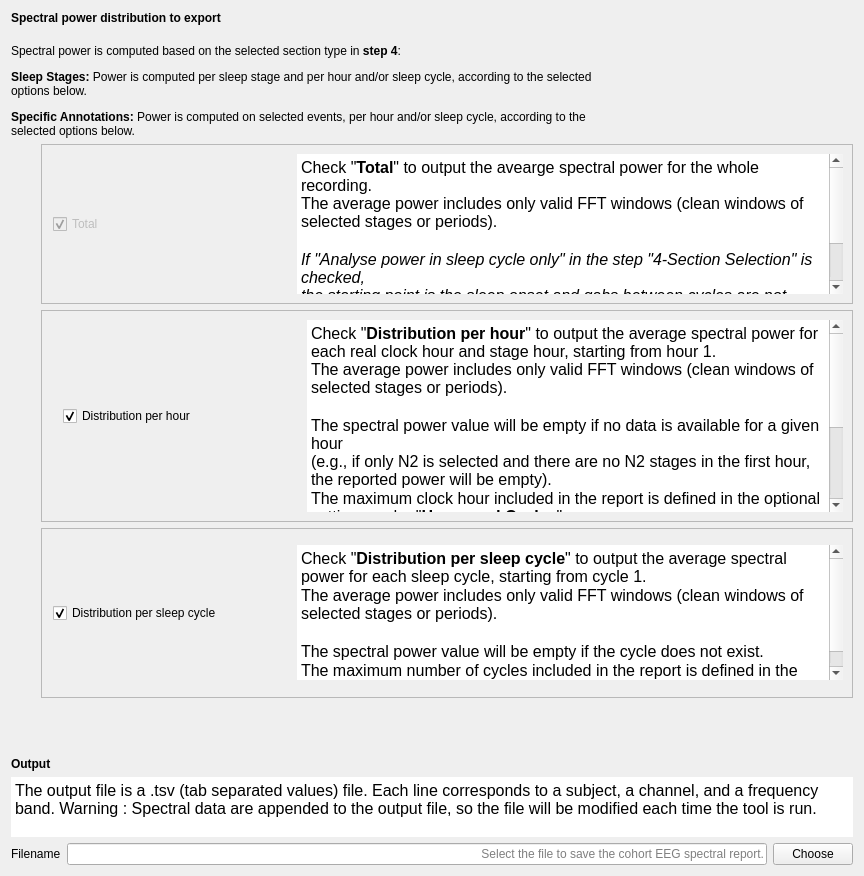
Above: tools/CEAMSTools/PowerSpectralAnalysis/Outputfiles/Ui_Outputfiles.ui from SnoozToolbox/snooz-package-ceams before the change. Below: the same form after it.
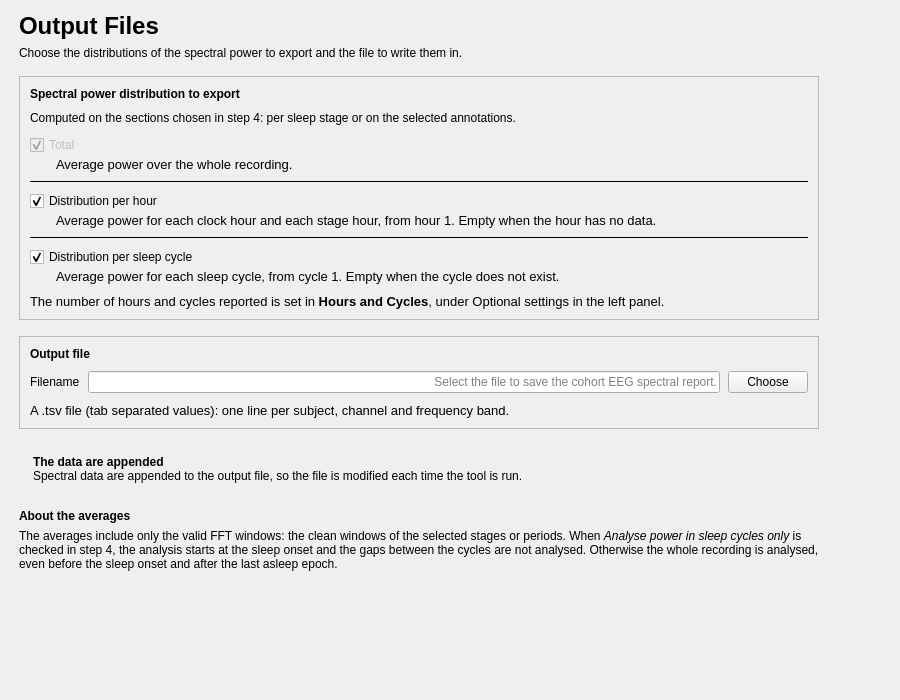
That is the form after the change.

Commit message: Analyze EEG Spectral Power: redesigned pages (tool 4.6.3, package 7.6.0)

The edit to the form file:
```diff
--- a/tools/CEAMSTools/PowerSpectralAnalysis/Outputfiles/Ui_Outputfiles.ui
+++ b/tools/CEAMSTools/PowerSpectralAnalysis/Outputfiles/Ui_Outputfiles.ui
@@ -6,95 +6,156 @@
    <rect>
     <x>0</x>
     <y>0</y>
-    <width>864</width>
-    <height>876</height>
+    <width>900</width>
+    <height>700</height>
    </rect>
   </property>
   <property name="windowTitle">
    <string/>
   </property>
-  <layout class="QVBoxLayout" name="verticalLayout_3">
-   <item>
-    <widget class="QLabel" name="label">
-     <property name="font">
-      <font>
-       <italic>false</italic>
-       <bold>false</bold>
-      </font>
-     </property>
-     <property name="text">
-      <string>&lt;html&gt;&lt;head/&gt;&lt;body&gt;&lt;p&gt;&lt;span style=&quot; font-weight:600;&quot;&gt;Spectral power distribution to export&lt;/span&gt;&lt;/p&gt;&lt;/body&gt;&lt;/html&gt;</string>
-     </property>
-    </widget>
-   </item>
-   <item>
-    <spacer name="verticalSpacer_4">
-     <property name="orientation">
-      <enum>Qt::Orientation::Vertical</enum>
-     </property>
-     <property name="sizeType">
-      <enum>QSizePolicy::Policy::Fixed</enum>
-     </property>
-     <property name="sizeHint" stdset="0">
-      <size>
-       <width>20</width>
-       <height>13</height>
-      </size>
-     </property>
-    </spacer>
-   </item>
-   <item>
-    <widget class="QLabel" name="label_2">
-     <property name="text">
-      <string>&lt;html&gt;&lt;head/&gt;&lt;body&gt;&lt;p&gt;Spectral power is computed based on the selected section type in &lt;span style=&quot; font-weight:700;&quot;&gt;step 4&lt;/span&gt;:&lt;/p&gt;&lt;p&gt;&lt;span style=&quot; font-weight:700;&quot;&gt;Sleep Stages:&lt;/span&gt; Power is computed per sleep stage and per hour and/or sleep cycle, according to the selected &lt;br/&gt;options below.&lt;/p&gt;&lt;p&gt;&lt;span style=&quot; font-weight:700;&quot;&gt;Specific Annotations:&lt;/span&gt; Power is computed on selected events, per hour and/or sleep cycle, according to the &lt;br/&gt;selected options below.&lt;/p&gt;&lt;/body&gt;&lt;/html&gt;</string>
-     </property>
-    </widget>
-   </item>
-   <item>
-    <layout class="QHBoxLayout" name="horizontalLayout_5">
-     <item>
-      <spacer name="horizontalSpacer_2">
-       <property name="orientation">
-        <enum>Qt::Orientation::Horizontal</enum>
-       </property>
-       <property name="sizeType">
-        <enum>QSizePolicy::Policy::Fixed</enum>
-       </property>
-       <property name="sizeHint" stdset="0">
-        <size>
-         <width>30</width>
-         <height>13</height>
-        </size>
-       </property>
-      </spacer>
-     </item>
-     <item>
       <layout class="QVBoxLayout" name="verticalLayout">
+   <property name="leftMargin">
+    <number>19</number>
+   </property>
+   <property name="topMargin">
+    <number>12</number>
+   </property>
+   <property name="rightMargin">
+    <number>19</number>
+   </property>
+   <property name="bottomMargin">
+    <number>12</number>
+   </property>
        <item>
-        <widget class="QFrame" name="frame">
+    <layout class="QHBoxLayout" name="content_row" stretch="1,0">
+     <property name="leftMargin">
+      <number>0</number>
+     </property>
+     <property name="topMargin">
+      <number>0</number>
+     </property>
+     <property name="rightMargin">
+      <number>0</number>
+     </property>
+     <property name="bottomMargin">
+      <number>0</number>
+     </property>
+     <item>
+      <widget class="QWidget" name="content_widget" native="true">
+       <property name="maximumSize">
+        <size>
+         <width>800</width>
+         <height>16777215</height>
+        </size>
+       </property>
+       <layout class="QVBoxLayout" name="content_layout">
+        <property name="spacing">
+         <number>16</number>
+        </property>
+        <property name="leftMargin">
+         <number>0</number>
+        </property>
+        <property name="topMargin">
+         <number>0</number>
+        </property>
+        <property name="rightMargin">
+         <number>0</number>
+        </property>
+        <property name="bottomMargin">
+         <number>0</number>
+        </property>
+        <item>
+         <layout class="QVBoxLayout" name="header_layout">
+          <property name="spacing">
+           <number>6</number>
+          </property>
+          <item>
+           <widget class="QLabel" name="title_label">
+            <property name="font">
+             <font>
+              <pointsize>18</pointsize>
+              <bold>true</bold>
+             </font>
+            </property>
+            <property name="text">
+             <string>Output Files</string>
+            </property>
+           </widget>
+          </item>
+          <item>
+           <widget class="QLabel" name="subtitle_label">
+            <property name="text">
+             <string>Choose the distributions of the spectral power to export and the file to write them in.</string>
+            </property>
+            <property name="wordWrap">
+             <bool>true</bool>
+            </property>
+            <property name="variant" stdset="0">
+             <string notr="true">help</string>
+            </property>
+           </widget>
+          </item>
+         </layout>
+        </item>
+        <item>
+         <widget class="QFrame" name="distribution_card">
          <property name="frameShape">
           <enum>QFrame::Shape::StyledPanel</enum>
          </property>
          <property name="frameShadow">
           <enum>QFrame::Shadow::Raised</enum>
          </property>
-         <layout class="QHBoxLayout" name="horizontalLayout">
+          <layout class="QVBoxLayout" name="distribution_card_layout">
+           <property name="spacing">
+            <number>10</number>
+           </property>
+           <property name="leftMargin">
+            <number>10</number>
+           </property>
+           <property name="topMargin">
+            <number>10</number>
+           </property>
+           <property name="rightMargin">
+            <number>10</number>
+           </property>
+           <property name="bottomMargin">
+            <number>10</number>
+           </property>
           <item>
-           <spacer name="horizontalSpacer_3">
-            <property name="orientation">
-             <enum>Qt::Orientation::Horizontal</enum>
-            </property>
-            <property name="sizeType">
-             <enum>QSizePolicy::Policy::Fixed</enum>
-            </property>
-            <property name="sizeHint" stdset="0">
-             <size>
-              <width>2</width>
-              <height>20</height>
-             </size>
-            </property>
-           </spacer>
-          </item>
+            <widget class="QLabel" name="label">
+             <property name="font">
+              <font>
+               <bold>true</bold>
+              </font>
+             </property>
+             <property name="text">
+              <string>Spectral power distribution to export</string>
+             </property>
+            </widget>
+           </item>
+           <item>
+            <widget class="QLabel" name="distribution_help_label">
+             <property name="text">
+              <string>Computed on the sections chosen in step 4: per sleep stage or on the selected annotations.</string>
+             </property>
+             <property name="wordWrap">
+              <bool>true</bool>
+             </property>
+             <property name="variant" stdset="0">
+              <string notr="true">help</string>
+             </property>
+            </widget>
+           </item>
+           <item>
+            <layout class="QVBoxLayout" name="distribution_layout">
+             <property name="spacing">
+              <number>8</number>
+             </property>
+             <item>
+              <layout class="QVBoxLayout" name="distribution_layout_1_layout">
+               <property name="spacing">
+                <number>2</number>
+               </property>
           <item>
            <widget class="QCheckBox" name="total_checkBox">
             <property name="enabled">
@@ -124,73 +185,43 @@
            </widget>
           </item>
           <item>
-           <widget class="QTextEdit" name="textEdit_tot">
-            <property name="sizePolicy">
-             <sizepolicy hsizetype="Expanding" vsizetype="Preferred">
-              <horstretch>0</horstretch>
-              <verstretch>0</verstretch>
-             </sizepolicy>
-            </property>
-            <property name="maximumSize">
-             <size>
-              <width>16777215</width>
-              <height>140</height>
-             </size>
-            </property>
-            <property name="frameShape">
-             <enum>QFrame::Shape::NoFrame</enum>
-            </property>
-            <property name="frameShadow">
-             <enum>QFrame::Shadow::Plain</enum>
-            </property>
-            <property name="lineWidth">
-             <number>0</number>
-            </property>
-            <property name="readOnly">
+                <widget class="QLabel" name="total_help_label">
+                 <property name="font">
+                  <font>
+                   <pointsize>10</pointsize>
+                  </font>
+                 </property>
+                 <property name="text">
+                  <string>Average power over the whole recording.</string>
+                 </property>
+                 <property name="wordWrap">
              <bool>true</bool>
             </property>
-            <property name="html">
-             <string>&lt;!DOCTYPE HTML PUBLIC &quot;-//W3C//DTD HTML 4.0//EN&quot; &quot;http://www.w3.org/TR/REC-html40/strict.dtd&quot;&gt;
-&lt;html&gt;&lt;head&gt;&lt;meta name=&quot;qrichtext&quot; content=&quot;1&quot; /&gt;&lt;meta charset=&quot;utf-8&quot; /&gt;&lt;style type=&quot;text/css&quot;&gt;
-p, li { white-space: pre-wrap; }
-hr { height: 1px; border-width: 0; }
-li.unchecked::marker { content: &quot;\2610&quot;; }
-li.checked::marker { content: &quot;\2612&quot;; }
-&lt;/style&gt;&lt;/head&gt;&lt;body style=&quot; font-size:12pt; font-weight:400; font-style:normal;&quot;&gt;
-&lt;p style=&quot; margin-top:0px; margin-bottom:0px; margin-left:0px; margin-right:0px; -qt-block-indent:0; text-indent:0px;&quot;&gt;Check &amp;quot;&lt;span style=&quot; font-weight:600;&quot;&gt;Total&lt;/span&gt;&amp;quot; to output the avearge spectral power for the whole recording. &lt;br /&gt;The average power includes only valid FFT windows (clean windows of selected stages or periods).&lt;/p&gt;
-&lt;p style=&quot;-qt-paragraph-type:empty; margin-top:0px; margin-bottom:0px; margin-left:0px; margin-right:0px; -qt-block-indent:0; text-indent:0px;&quot;&gt;&lt;br /&gt;&lt;/p&gt;
-&lt;p style=&quot; margin-top:0px; margin-bottom:0px; margin-left:0px; margin-right:0px; -qt-block-indent:0; text-indent:0px;&quot;&gt;&lt;span style=&quot; font-style:italic;&quot;&gt;If &amp;quot;Analyse power in sleep cycle only&amp;quot; in the step &amp;quot;4-Section Selection&amp;quot; is checked, &lt;br /&gt;the starting point is the sleep onset and gabs between cycles are not analysed.&lt;br /&gt;Otherwise all the recording is analysed, even before the sleep onset and after the last asleep epoch.&lt;/span&gt;&lt;/p&gt;&lt;/body&gt;&lt;/html&gt;</string>
+                 <property name="indent">
+                  <number>26</number>
+                 </property>
+                 <property name="variant" stdset="0">
+                  <string notr="true">help</string>
             </property>
            </widget>
           </item>
          </layout>
-        </widget>
        </item>
        <item>
-        <widget class="QFrame" name="frame_2">
+              <widget class="QFrame" name="distribution_layout_line_1">
          <property name="frameShape">
-          <enum>QFrame::Shape::StyledPanel</enum>
+                <enum>QFrame::Shape::HLine</enum>
          </property>
          <property name="frameShadow">
-          <enum>QFrame::Shadow::Raised</enum>
-         </property>
-         <layout class="QHBoxLayout" name="horizontalLayout_3">
-          <item>
-           <spacer name="horizontalSpacer">
-            <property name="orientation">
-             <enum>Qt::Orientation::Horizontal</enum>
-            </property>
-            <property name="sizeType">
-             <enum>QSizePolicy::Policy::Fixed</enum>
-            </property>
-            <property name="sizeHint" stdset="0">
-             <size>
-              <width>12</width>
-              <height>20</height>
-             </size>
-            </property>
-           </spacer>
-          </item>
+                <enum>QFrame::Shadow::Plain</enum>
+               </property>
+              </widget>
+             </item>
+             <item>
+              <layout class="QVBoxLayout" name="distribution_layout_2_layout">
+               <property name="spacing">
+                <number>2</number>
+               </property>
           <item>
            <widget class="QCheckBox" name="hour_checkBox">
             <property name="minimumSize">
@@ -217,82 +248,43 @@
            </widget>
           </item>
           <item>
-           <widget class="QTextEdit" name="textEdit_hour">
-            <property name="sizePolicy">
-             <sizepolicy hsizetype="Expanding" vsizetype="Expanding">
-              <horstretch>0</horstretch>
-              <verstretch>0</verstretch>
-             </sizepolicy>
-            </property>
-            <property name="minimumSize">
-             <size>
-              <width>0</width>
-              <height>0</height>
-             </size>
-            </property>
-            <property name="maximumSize">
-             <size>
-              <width>16777215</width>
-              <height>16777215</height>
-             </size>
-            </property>
-            <property name="frameShape">
-             <enum>QFrame::Shape::NoFrame</enum>
-            </property>
-            <property name="frameShadow">
-             <enum>QFrame::Shadow::Plain</enum>
-            </property>
-            <property name="lineWidth">
-             <number>0</number>
-            </property>
-            <property name="readOnly">
+                <widget class="QLabel" name="hour_help_label">
+                 <property name="font">
+                  <font>
+                   <pointsize>10</pointsize>
+                  </font>
+                 </property>
+                 <property name="text">
+                  <string>Average power for each clock hour and each stage hour, from hour 1. Empty when the hour has no data.</string>
+                 </property>
+                 <property name="wordWrap">
              <bool>true</bool>
             </property>
-            <property name="html">
-             <string>&lt;!DOCTYPE HTML PUBLIC &quot;-//W3C//DTD HTML 4.0//EN&quot; &quot;http://www.w3.org/TR/REC-html40/strict.dtd&quot;&gt;
-&lt;html&gt;&lt;head&gt;&lt;meta name=&quot;qrichtext&quot; content=&quot;1&quot; /&gt;&lt;meta charset=&quot;utf-8&quot; /&gt;&lt;style type=&quot;text/css&quot;&gt;
-p, li { white-space: pre-wrap; }
-hr { height: 1px; border-width: 0; }
-li.unchecked::marker { content: &quot;\2610&quot;; }
-li.checked::marker { content: &quot;\2612&quot;; }
-&lt;/style&gt;&lt;/head&gt;&lt;body style=&quot; font-size:12pt; font-weight:400; font-style:normal;&quot;&gt;
-&lt;p style=&quot; margin-top:0px; margin-bottom:0px; margin-left:0px; margin-right:0px; -qt-block-indent:0; text-indent:0px;&quot;&gt;Check &amp;quot;&lt;span style=&quot; font-weight:600;&quot;&gt;Distribution per hour&lt;/span&gt;&amp;quot; to output the average spectral power for each real clock hour and stage hour, starting from hour 1. &lt;br /&gt;The average power includes only valid FFT windows (clean windows of selected stages or periods).&lt;/p&gt;
-&lt;p style=&quot;-qt-paragraph-type:empty; margin-top:0px; margin-bottom:0px; margin-left:0px; margin-right:0px; -qt-block-indent:0; text-indent:0px;&quot;&gt;&lt;br /&gt;&lt;/p&gt;
-&lt;p style=&quot; margin-top:0px; margin-bottom:0px; margin-left:0px; margin-right:0px; -qt-block-indent:0; text-indent:0px;&quot;&gt;The spectral power value will be empty if no data is available for a given hour &lt;br /&gt;(e.g., if only N2 is selected and there are no N2 stages in the first hour, the reported power will be empty).&lt;/p&gt;
-&lt;p style=&quot; margin-top:0px; margin-bottom:0px; margin-left:0px; margin-right:0px; -qt-block-indent:0; text-indent:0px;&quot;&gt;The maximum clock hour included in the report is defined in the optional settings under &amp;quot;&lt;span style=&quot; font-weight:600;&quot;&gt;Hours and Cycles&lt;/span&gt;&amp;quot;.&lt;/p&gt;
-&lt;p style=&quot;-qt-paragraph-type:empty; margin-top:0px; margin-bottom:0px; margin-left:0px; margin-right:0px; -qt-block-indent:0; text-indent:0px;&quot;&gt;&lt;br /&gt;&lt;/p&gt;
-&lt;p style=&quot; margin-top:0px; margin-bottom:0px; margin-left:0px; margin-right:0px; -qt-block-indent:0; text-indent:0px;&quot;&gt;&lt;span style=&quot; font-style:italic;&quot;&gt;If &amp;quot;Analyse power in sleep cycle only&amp;quot; in the step &amp;quot;4-Section Selection&amp;quot; is checked, &lt;br /&gt;the starting point is the sleep onset and gabs between cycles are not analysed.&lt;br /&gt;Otherwise all the recording is analysed, even before the sleep onset and after the last asleep epoch.&lt;/span&gt;&lt;/p&gt;&lt;/body&gt;&lt;/html&gt;</string>
+                 <property name="indent">
+                  <number>26</number>
+                 </property>
+                 <property name="variant" stdset="0">
+                  <string notr="true">help</string>
             </property>
            </widget>
           </item>
          </layout>
-        </widget>
        </item>
        <item>
-        <widget class="QFrame" name="frame_3">
+              <widget class="QFrame" name="distribution_layout_line_2">
          <property name="frameShape">
-          <enum>QFrame::Shape::StyledPanel</enum>
+                <enum>QFrame::Shape::HLine</enum>
          </property>
          <property name="frameShadow">
-          <enum>QFrame::Shadow::Raised</enum>
-         </property>
-         <layout class="QHBoxLayout" name="horizontalLayout_4">
-          <item>
-           <spacer name="horizontalSpacer_4">
-            <property name="orientation">
-             <enum>Qt::Orientation::Horizontal</enum>
-            </property>
-            <property name="sizeType">
-             <enum>QSizePolicy::Policy::Fixed</enum>
-            </property>
-            <property name="sizeHint" stdset="0">
-             <size>
-              <width>2</width>
-              <height>20</height>
-             </size>
-            </property>
-           </spacer>
-          </item>
+                <enum>QFrame::Shadow::Plain</enum>
+               </property>
+              </widget>
+             </item>
+             <item>
+              <layout class="QVBoxLayout" name="distribution_layout_3_layout">
+               <property name="spacing">
+                <number>2</number>
+               </property>
           <item>
            <widget class="QCheckBox" name="cycle_checkBox">
             <property name="minimumSize">
@@ -319,153 +311,95 @@
            </widget>
           </item>
           <item>
-           <widget class="QTextEdit" name="textEdit_cycle">
-            <property name="sizePolicy">
-             <sizepolicy hsizetype="Expanding" vsizetype="Expanding">
-              <horstretch>0</horstretch>
-              <verstretch>0</verstretch>
-             </sizepolicy>
-            </property>
-            <property name="minimumSize">
-             <size>
-              <width>0</width>
-              <height>0</height>
-             </size>
-            </property>
-            <property name="maximumSize">
-             <size>
-              <width>16777215</width>
-              <height>135</height>
-             </size>
-            </property>
+                <widget class="QLabel" name="cycle_help_label">
+                 <property name="font">
+                  <font>
+                   <pointsize>10</pointsize>
+                  </font>
+                 </property>
+                 <property name="text">
+                  <string>Average power for each sleep cycle, from cycle 1. Empty when the cycle does not exist.</string>
+                 </property>
+                 <property name="wordWrap">
+                  <bool>true</bool>
+                 </property>
+                 <property name="indent">
+                  <number>26</number>
+                 </property>
+                 <property name="variant" stdset="0">
+                  <string notr="true">help</string>
+                 </property>
+                </widget>
+               </item>
+              </layout>
+             </item>
+            </layout>
+           </item>
+           <item>
+            <widget class="QLabel" name="limits_help_label">
+             <property name="font">
+              <font>
+               <pointsize>10</pointsize>
+              </font>
+             </property>
+             <property name="text">
+              <string>The number of hours and cycles reported is set in &lt;b&gt;Hours and Cycles&lt;/b&gt;, under Optional settings in the left panel.</string>
+             </property>
+             <property name="textFormat">
+              <enum>Qt::TextFormat::RichText</enum>
+             </property>
+             <property name="wordWrap">
+              <bool>true</bool>
+             </property>
+             <property name="variant" stdset="0">
+              <string notr="true">help</string>
+             </property>
+            </widget>
+           </item>
+          </layout>
+         </widget>
+        </item>
+        <item>
+         <widget class="QFrame" name="output_card">
             <property name="frameShape">
-             <enum>QFrame::Shape::NoFrame</enum>
+           <enum>QFrame::Shape::StyledPanel</enum>
             </property>
             <property name="frameShadow">
-             <enum>QFrame::Shadow::Plain</enum>
-            </property>
-            <property name="lineWidth">
-             <number>0</number>
-            </property>
-            <property name="readOnly">
-             <bool>true</bool>
-            </property>
-            <property name="html">
-             <string>&lt;!DOCTYPE HTML PUBLIC &quot;-//W3C//DTD HTML 4.0//EN&quot; &quot;http://www.w3.org/TR/REC-html40/strict.dtd&quot;&gt;
-&lt;html&gt;&lt;head&gt;&lt;meta name=&quot;qrichtext&quot; content=&quot;1&quot; /&gt;&lt;meta charset=&quot;utf-8&quot; /&gt;&lt;style type=&quot;text/css&quot;&gt;
-p, li { white-space: pre-wrap; }
-hr { height: 1px; border-width: 0; }
-li.unchecked::marker { content: &quot;\2610&quot;; }
-li.checked::marker { content: &quot;\2612&quot;; }
-&lt;/style&gt;&lt;/head&gt;&lt;body style=&quot; font-size:12pt; font-weight:400; font-style:normal;&quot;&gt;
-&lt;p style=&quot; margin-top:0px; margin-bottom:0px; margin-left:0px; margin-right:0px; -qt-block-indent:0; text-indent:0px;&quot;&gt;Check &amp;quot;&lt;span style=&quot; font-weight:600;&quot;&gt;Distribution per sleep cycle&lt;/span&gt;&amp;quot; to output the average spectral power for each sleep cycle, starting from cycle 1. &lt;/p&gt;
-&lt;p style=&quot; margin-top:0px; margin-bottom:0px; margin-left:0px; margin-right:0px; -qt-block-indent:0; text-indent:0px;&quot;&gt;The average power includes only valid FFT windows (clean windows of selected stages or periods).&lt;/p&gt;
-&lt;p style=&quot;-qt-paragraph-type:empty; margin-top:0px; margin-bottom:0px; margin-left:0px; margin-right:0px; -qt-block-indent:0; text-indent:0px;&quot;&gt;&lt;br /&gt;&lt;/p&gt;
-&lt;p style=&quot; margin-top:0px; margin-bottom:0px; margin-left:0px; margin-right:0px; -qt-block-indent:0; text-indent:0px;&quot;&gt;The spectral power value will be empty if the cycle does not exist.&lt;/p&gt;
-&lt;p style=&quot; margin-top:0px; margin-bottom:0px; margin-left:0px; margin-right:0px; -qt-block-indent:0; text-indent:0px;&quot;&gt;The maximum number of cycles included in the report is defined in the optional settings under &amp;quot;&lt;span style=&quot; font-weight:600;&quot;&gt;Hours and Cycles&lt;/span&gt;&amp;quot;.&lt;/p&gt;&lt;/body&gt;&lt;/html&gt;</string>
-            </property>
-           </widget>
-          </item>
-         </layout>
-        </widget>
-       </item>
-       <item>
-        <spacer name="verticalSpacer_3">
-         <property name="orientation">
-          <enum>Qt::Orientation::Vertical</enum>
-         </property>
-         <property name="sizeType">
-          <enum>QSizePolicy::Policy::Fixed</enum>
-         </property>
-         <property name="sizeHint" stdset="0">
-          <size>
-           <width>20</width>
-           <height>13</height>
-          </size>
-         </property>
-        </spacer>
-       </item>
-      </layout>
-     </item>
-    </layout>
-   </item>
-   <item>
-    <spacer name="verticalSpacer">
-     <property name="orientation">
-      <enum>Qt::Orientation::Vertical</enum>
-     </property>
-     <property name="sizeType">
-      <enum>QSizePolicy::Policy::Preferred</enum>
-     </property>
-     <property name="sizeHint" stdset="0">
-      <size>
-       <width>20</width>
-       <height>40</height>
-      </size>
-     </property>
-    </spacer>
-   </item>
-   <item>
-    <layout class="QVBoxLayout" name="verticalLayout_2">
+           <enum>QFrame::Shadow::Raised</enum>
+          </property>
+          <layout class="QVBoxLayout" name="output_card_layout">
+           <property name="spacing">
+            <number>10</number>
+           </property>
+           <property name="leftMargin">
+            <number>10</number>
+           </property>
+           <property name="topMargin">
+            <number>10</number>
+           </property>
+           <property name="rightMargin">
+            <number>10</number>
+           </property>
+           <property name="bottomMargin">
+            <number>10</number>
+           </property>
      <item>
       <widget class="QLabel" name="label_4">
-       <property name="sizePolicy">
-        <sizepolicy hsizetype="Preferred" vsizetype="Fixed">
-         <horstretch>0</horstretch>
-         <verstretch>0</verstretch>
-        </sizepolicy>
-       </property>
        <property name="font">
         <font>
-         <italic>false</italic>
-         <bold>false</bold>
+               <bold>true</bold>
         </font>
        </property>
        <property name="text">
-        <string>&lt;html&gt;&lt;head/&gt;&lt;body&gt;&lt;p&gt;&lt;span style=&quot; font-weight:600;&quot;&gt;Output&lt;/span&gt;&lt;/p&gt;&lt;/body&gt;&lt;/html&gt;</string>
+              <string>Output file</string>
        </property>
       </widget>
      </item>
      <item>
-      <widget class="QTextEdit" name="textEdit_4">
-       <property name="maximumSize">
-        <size>
-         <width>16777215</width>
-         <height>60</height>
-        </size>
-       </property>
-       <property name="frameShape">
-        <enum>QFrame::Shape::NoFrame</enum>
-       </property>
-       <property name="frameShadow">
-        <enum>QFrame::Shadow::Plain</enum>
-       </property>
-       <property name="lineWidth">
-        <number>0</number>
-       </property>
-       <property name="verticalScrollBarPolicy">
-        <enum>Qt::ScrollBarPolicy::ScrollBarAlwaysOff</enum>
-       </property>
-       <property name="horizontalScrollBarPolicy">
-        <enum>Qt::ScrollBarPolicy::ScrollBarAlwaysOff</enum>
-       </property>
-       <property name="readOnly">
-        <bool>true</bool>
-       </property>
-       <property name="html">
-        <string>&lt;!DOCTYPE HTML PUBLIC &quot;-//W3C//DTD HTML 4.0//EN&quot; &quot;http://www.w3.org/TR/REC-html40/strict.dtd&quot;&gt;
-&lt;html&gt;&lt;head&gt;&lt;meta name=&quot;qrichtext&quot; content=&quot;1&quot; /&gt;&lt;meta charset=&quot;utf-8&quot; /&gt;&lt;style type=&quot;text/css&quot;&gt;
-p, li { white-space: pre-wrap; }
-hr { height: 1px; border-width: 0; }
-li.unchecked::marker { content: &quot;\2610&quot;; }
-li.checked::marker { content: &quot;\2612&quot;; }
-&lt;/style&gt;&lt;/head&gt;&lt;body style=&quot; font-size:12pt; font-weight:400; font-style:normal;&quot;&gt;
-&lt;p style=&quot; margin-top:0px; margin-bottom:0px; margin-left:0px; margin-right:0px; -qt-block-indent:0; text-indent:0px;&quot;&gt;The output file is a .tsv (tab separated values) file. Each line corresponds to a subject, a channel, and a frequency band. Warning : Spectral data are appended to the output file, so the file will be modified each time the tool is run.&lt;/p&gt;&lt;/body&gt;&lt;/html&gt;</string>
-       </property>
-      </widget>
-     </item>
-     <item>
-      <layout class="QHBoxLayout" name="horizontalLayout_2">
+            <layout class="QHBoxLayout" name="filename_layout">
+             <property name="spacing">
+              <number>8</number>
+             </property>
        <item>
         <widget class="QLabel" name="label_3">
          <property name="text">
@@ -498,7 +432,129 @@
        </item>
       </layout>
      </item>
-    </layout>
+           <item>
+            <widget class="QLabel" name="filename_help_label">
+             <property name="font">
+              <font>
+               <pointsize>10</pointsize>
+              </font>
+             </property>
+             <property name="text">
+              <string>A .tsv file (tab separated values): one line per subject, channel and frequency band.</string>
+             </property>
+             <property name="wordWrap">
+              <bool>true</bool>
+             </property>
+             <property name="variant" stdset="0">
+              <string notr="true">help</string>
+             </property>
+            </widget>
+           </item>
+          </layout>
+         </widget>
+        </item>
+        <item>
+         <widget class="QFrame" name="append_warning">
+          <property name="frameShape">
+           <enum>QFrame::Shape::NoFrame</enum>
+          </property>
+          <property name="variant" stdset="0">
+           <string notr="true">warning</string>
+          </property>
+          <layout class="QHBoxLayout" name="append_warning_layout">
+           <property name="leftMargin">
+            <number>14</number>
+           </property>
+           <property name="topMargin">
+            <number>10</number>
+           </property>
+           <property name="rightMargin">
+            <number>14</number>
+           </property>
+           <property name="bottomMargin">
+            <number>10</number>
+           </property>
+           <item>
+            <widget class="QLabel" name="append_warning_label">
+             <property name="text">
+              <string>&lt;b&gt;The data are appended&lt;/b&gt;&lt;br/&gt;Spectral data are appended to the output file, so the file is modified each time the tool is run.</string>
+             </property>
+             <property name="textFormat">
+              <enum>Qt::TextFormat::RichText</enum>
+             </property>
+             <property name="wordWrap">
+              <bool>true</bool>
+             </property>
+            </widget>
+           </item>
+          </layout>
+         </widget>
+        </item>
+        <item>
+         <layout class="QVBoxLayout" name="about_averages_layout">
+          <property name="spacing">
+           <number>6</number>
+          </property>
+          <item>
+           <widget class="QLabel" name="about_averages_title_label">
+            <property name="font">
+             <font>
+              <bold>true</bold>
+             </font>
+            </property>
+            <property name="text">
+             <string>About the averages</string>
+            </property>
+           </widget>
+          </item>
+          <item>
+           <widget class="QLabel" name="about_averages_label">
+            <property name="text">
+             <string>The averages include only the valid FFT windows: the clean windows of the selected stages or periods. When &lt;i&gt;Analyse power in sleep cycles only&lt;/i&gt; is checked in step 4, the analysis starts at the sleep onset and the gaps between the cycles are not analysed. Otherwise the whole recording is analysed, even before the sleep onset and after the last asleep epoch.</string>
+            </property>
+            <property name="textFormat">
+             <enum>Qt::TextFormat::RichText</enum>
+            </property>
+            <property name="wordWrap">
+             <bool>true</bool>
+            </property>
+            <property name="variant" stdset="0">
+             <string notr="true">help</string>
+            </property>
+           </widget>
+          </item>
+         </layout>
+        </item>
+       </layout>
+      </widget>
+     </item>
+     <item>
+      <spacer name="content_spacer">
+       <property name="orientation">
+        <enum>Qt::Orientation::Horizontal</enum>
+       </property>
+       <property name="sizeHint" stdset="0">
+        <size>
+         <width>40</width>
+         <height>20</height>
+        </size>
+       </property>
+      </spacer>
+     </item>
+    </layout>
+   </item>
+   <item>
+    <spacer name="verticalSpacer">
+     <property name="orientation">
+      <enum>Qt::Orientation::Vertical</enum>
+     </property>
+     <property name="sizeHint" stdset="0">
+      <size>
+       <width>40</width>
+       <height>20</height>
+      </size>
+     </property>
+    </spacer>
    </item>
   </layout>
  </widget>
```
Left out of the diff: 14 changed lines with no effect on the pictures. Lines whose indentation alone changed are shown as unchanged. The commit also changes 47 other files.
